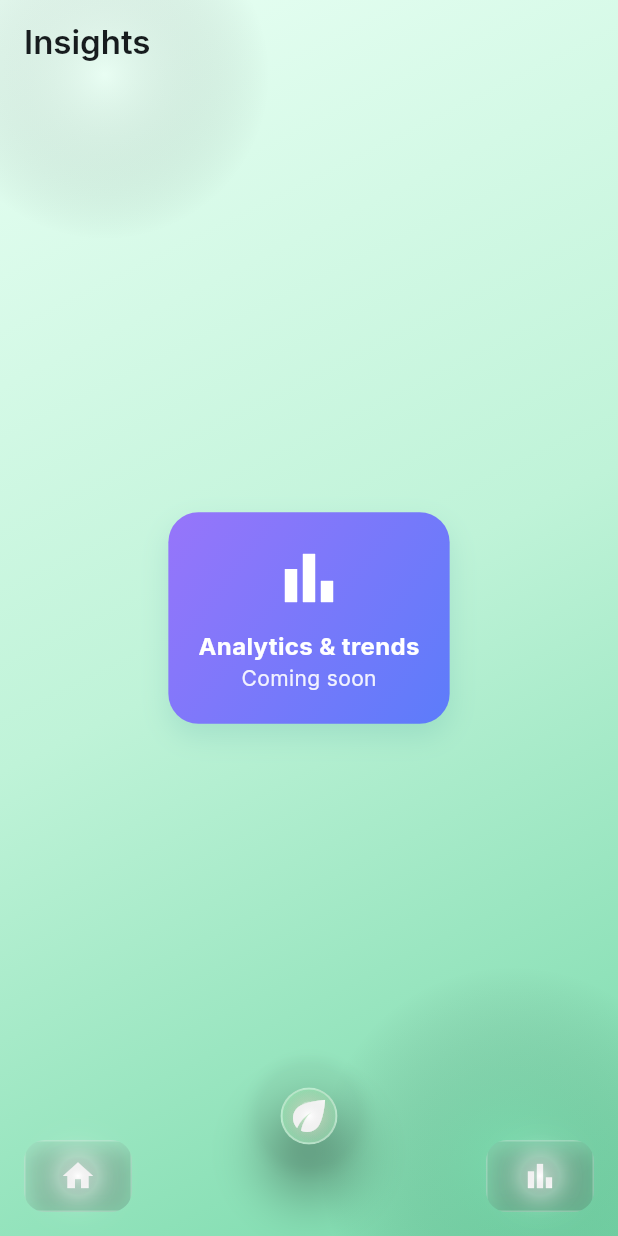
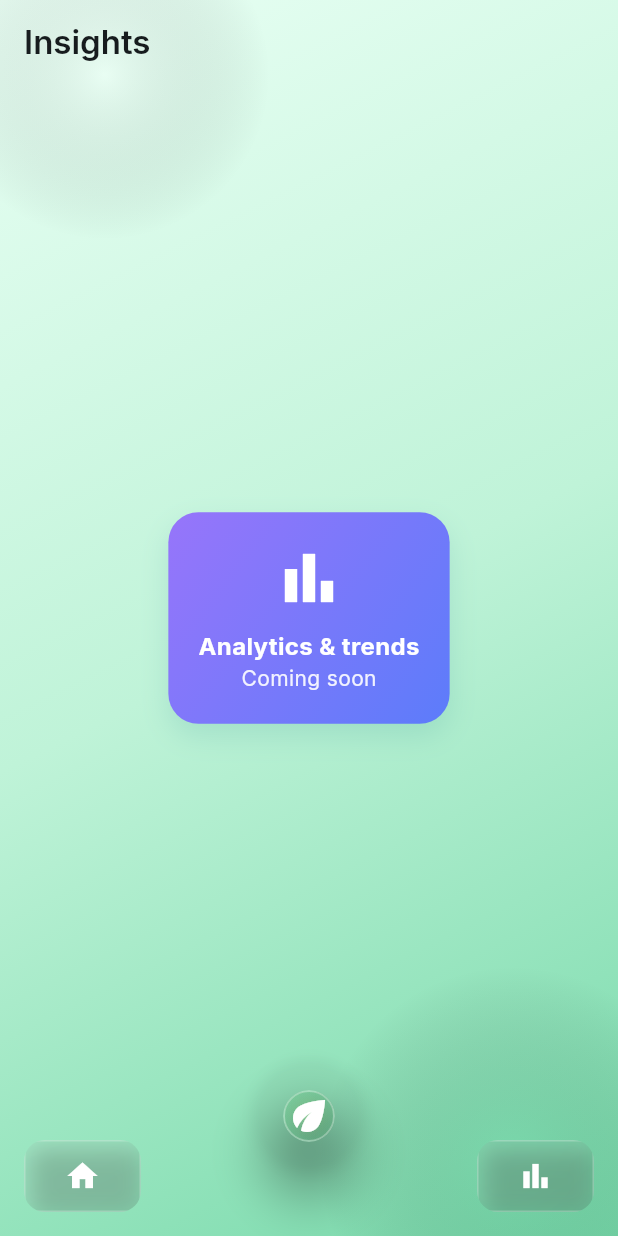
Before and after one commit to cursor2test1230-hub/hydro, a Flutter app: the screen it shows after launch, after a tap on "Nutrients", after a tap on "pH", after a tap on the "bar chart" icon, on a phone screen of 412 x 824 dp. Run offline on Flutter 3.47's test engine with Material 3 defaults, Android fonts, the phone set to English and light mode, and no system bars; our stand-ins replace google_fonts.

Commit message:
fix(nav-icons): remove icon glows for Home/Insights; adjust Plant FAB to translucent glass-morphism tint

```diff
--- a/lib/main.dart
+++ b/lib/main.dart
@@ -180,16 +180,7 @@
     Widget content = GlassPill(
       tint: tint,
       pressed: _pressed,
-      child: const SizedBox.shrink(),
-    );
-
-    // Place glossy icon on top of pill content
-    content = Stack(
-      alignment: Alignment.center,
-      children: [
-        content,
-        GlossyIcon(icon: widget.icon, size: 24, color: Colors.white),
-      ],
+      child: Icon(widget.icon, size: 24, color: Colors.white),
     );
 
     content = Material(
@@ -266,11 +257,11 @@
               begin: Alignment.topLeft,
               end: Alignment.bottomRight,
               colors: [
-                tint.withValues(alpha: 0.60),
-                tint.withValues(alpha: 0.40),
+                tint.withValues(alpha: 0.28),
+                tint.withValues(alpha: 0.16),
               ],
             ),
-            border: Border.all(color: Colors.white.withValues(alpha: 0.38), width: 1.4),
+            border: Border.all(color: Colors.white.withValues(alpha: 0.32), width: 1.3),
             boxShadow: const [
               // Symmetric highlight/shadow for a perfect circular 3D look
               BoxShadow(color: Color(0x33FFFFFF), offset: Offset(-3, -3), blurRadius: 14, spreadRadius: 1),
@@ -280,7 +271,7 @@
           child: Stack(
             alignment: Alignment.center,
             children: [
-              // Warm inner radial glow for joyful green
+              // Warm inner radial glow for joyful green (light)
               Positioned.fill(
                 child: IgnorePointer(
                   child: Container(
@@ -289,7 +280,7 @@
                         center: const Alignment(0.0, -0.05),
                         radius: 0.65,
                         colors: [
-                          const Color(0xFFA3E635).withValues(alpha: 0.28),
+                          const Color(0xFFA3E635).withValues(alpha: 0.16),
                           Colors.transparent,
                         ],
                         stops: const [0.0, 1.0],
@@ -320,8 +311,7 @@
                   ),
                 ),
               ),
-              // Glossy outer+inner glow icon
-              GlossyIcon(icon: (child as Icon).icon!, size: (child as Icon).size ?? 28, color: (child as Icon).color ?? Colors.white),
+              child,
             ],
           ),
         ),
```
